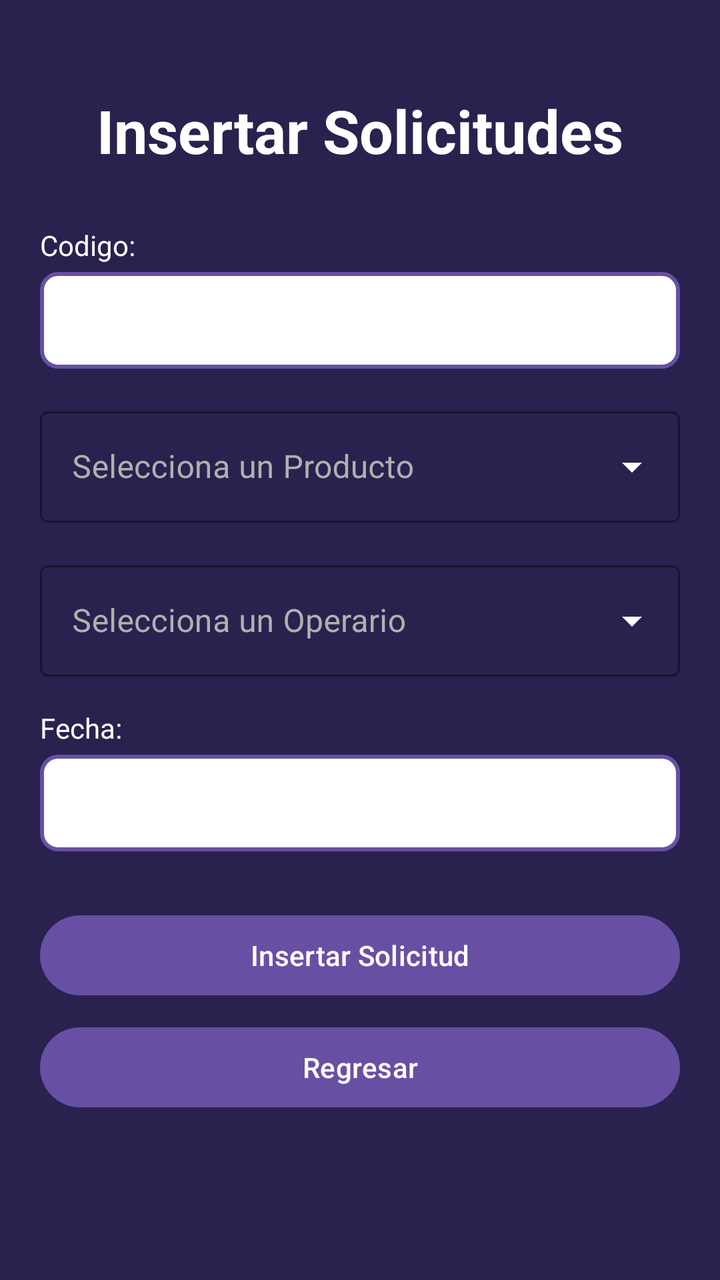
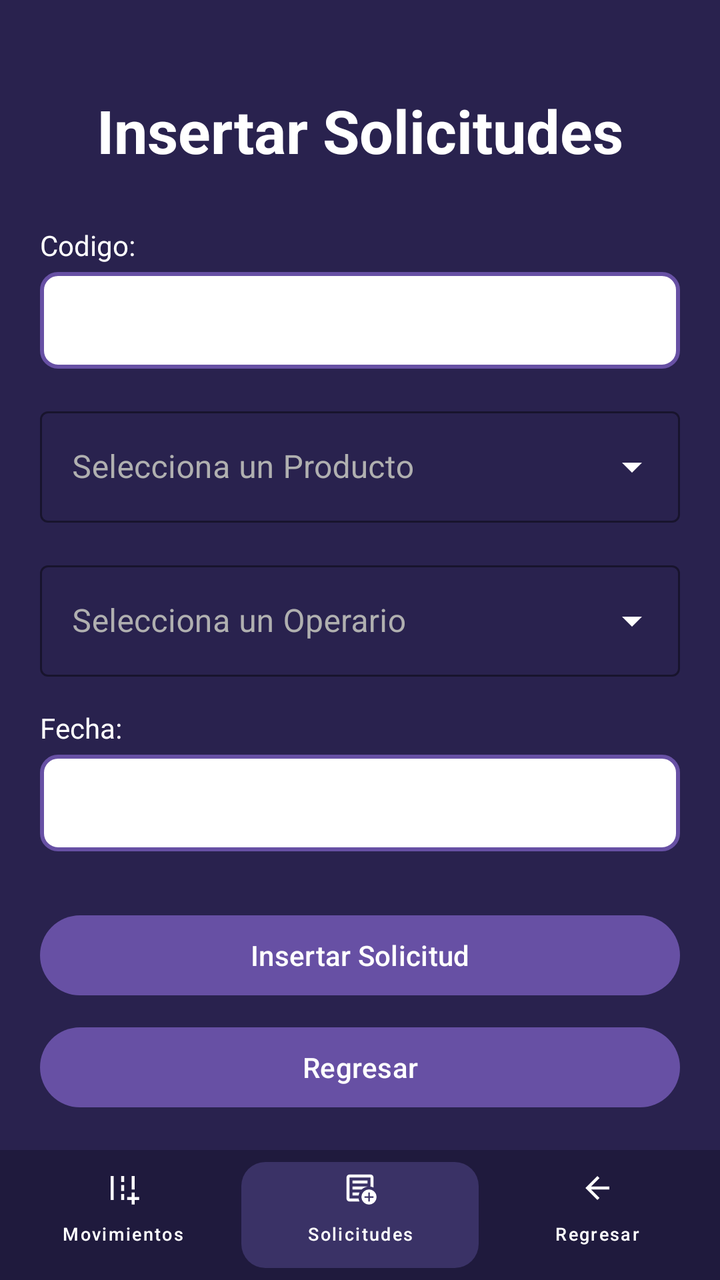

Two renders of the same Android screen: before a commit and after it. Below are the layout's source before the change and the commit's diff.
<!-- AndroidManifest.xml: application theme Theme.AlcamenProyectoFinal -->
<!-- res/layout/activity_frm_insertar_solicitudes.xml -->
<?xml version="1.0" encoding="utf-8"?>
<androidx.constraintlayout.widget.ConstraintLayout xmlns:android="http://schemas.android.com/apk/res/android"
    xmlns:app="http://schemas.android.com/apk/res-auto"
    xmlns:tools="http://schemas.android.com/tools"
    android:id="@+id/main"
    android:background="#29224E" android:layout_width="match_parent"
    android:layout_height="match_parent"
    tools:context=".Vista.frmInsertarSolicitudes">

    <TextView
        android:id="@+id/tvTituloInsertarSolicitudes"
        android:layout_width="wrap_content"
        android:layout_height="wrap_content"
        android:layout_marginTop="45dp"
        android:text="Insertar Solicitudes"
        android:textColor="#FFFFFF"
        android:textSize="30sp"
        android:textStyle="bold"
        app:layout_constraintEnd_toEndOf="parent"
        app:layout_constraintStart_toStartOf="parent"
        app:layout_constraintTop_toTopOf="parent" />

    <LinearLayout
        android:layout_width="320dp"
        android:layout_height="wrap_content"
        android:orientation="vertical"
        app:layout_constraintBottom_toBottomOf="parent"
        app:layout_constraintEnd_toEndOf="parent"
        app:layout_constraintStart_toStartOf="parent"
        app:layout_constraintTop_toBottomOf="@+id/tvTituloInsertarSolicitudes"
        app:layout_constraintVertical_bias="0.25">

        <TextView
            android:id="@+id/textView39"
            android:layout_width="match_parent"
            android:layout_height="wrap_content"
            android:text="Codigo:"
            android:textColor="#FFFFFF"
            android:textSize="14sp"
            android:layout_marginBottom="4dp" />

        <EditText
            android:id="@+id/txtCodigoSolicitud"
            android:layout_width="match_parent"
            android:layout_height="wrap_content"
            android:ems="10"
            android:inputType="text"
            android:background="@drawable/input_border" android:padding="12dp"
            android:textColor="#000000"
            android:layout_marginBottom="16dp" />

        <com.google.android.material.textfield.TextInputLayout
            android:id="@+id/txtCodigoProductosolicitud"
            style="@style/Widget.MaterialComponents.TextInputLayout.OutlinedBox.ExposedDropdownMenu"
            android:layout_width="match_parent"
            android:layout_height="wrap_content"
            android:layout_marginBottom="16dp"
            android:hint="Selecciona un Producto"
            app:hintTextColor="#FFFFFF"
            android:textColorHint="#B0B0B0"
            app:boxStrokeColor="#FFFFFF"
            app:endIconTint="#FFFFFF">

            <AutoCompleteTextView
                android:id="@+id/txtCodigoProductoSolicitud"
                android:layout_width="match_parent"
                android:layout_height="wrap_content"
                android:editable="false"
                android:inputType="none"
                android:textColor="#FFFFFF" />
        </com.google.android.material.textfield.TextInputLayout>

        <com.google.android.material.textfield.TextInputLayout
            android:id="@+id/txtCodigoOperariosolicitud"
            style="@style/Widget.MaterialComponents.TextInputLayout.OutlinedBox.ExposedDropdownMenu"
            android:layout_width="match_parent"
            android:layout_height="wrap_content"
            android:layout_marginBottom="16dp"
            android:hint="Selecciona un Operario"
            app:hintTextColor="#FFFFFF"
            android:textColorHint="#B0B0B0"
            app:boxStrokeColor="#FFFFFF"
            app:endIconTint="#FFFFFF">

            <AutoCompleteTextView
                android:id="@+id/txtCodigoOperarioSolicitud"
                android:layout_width="match_parent"
                android:layout_height="wrap_content"
                android:editable="false"
                android:inputType="none"
                android:textColor="#FFFFFF" />
        </com.google.android.material.textfield.TextInputLayout>

        <TextView
            android:id="@+id/textView44"
            android:layout_width="match_parent"
            android:layout_height="wrap_content"
            android:text="Fecha:"
            android:textColor="#FFFFFF"
            android:textSize="14sp"
            android:layout_marginBottom="4dp" />

        <EditText
            android:id="@+id/txtFecha"
            android:layout_width="match_parent"
            android:layout_height="wrap_content"
            android:ems="10"
            android:inputType="date"
            android:background="@drawable/input_border" android:padding="12dp"
            android:textColor="#000000"
            android:layout_marginBottom="28dp" />

        <Button
            android:id="@+id/button50"
            android:layout_width="match_parent"
            android:layout_height="wrap_content"
            android:onClick="btnInsertarSolicitud"
            android:text="Insertar Solicitud"
            android:layout_marginBottom="8dp" />

        <Button
            android:id="@+id/button51"
            android:layout_width="match_parent"
            android:layout_height="wrap_content"
            android:onClick="btnRegresar"
            android:text="Regresar" />
    </LinearLayout>

</androidx.constraintlayout.widget.ConstraintLayout>
<!-- resources referenced by this layout -->
<resources>
  <!-- drawable input_border (drawable) -->
  <?xml version="1.0" encoding="utf-8"?>
  <shape xmlns:android="http://schemas.android.com/apk/res/android"
      android:shape="rectangle">
  
      <solid android:color="#FFFFFF" />
  
      <stroke
          android:width="2dp"
          android:color="#6750A4" />
  
      <corners android:radius="8dp" />
  
  </shape>
  <style name="Theme.AlcamenProyectoFinal" parent="Base.Theme.AlcamenProyectoFinal" />
  <style name="Base.Theme.AlcamenProyectoFinal" parent="Theme.Material3.DayNight.NoActionBar">
          
          
      </style>
</resources>

<!-- the commit's change to res/layout/activity_frm_insertar_solicitudes.xml (unified diff, before → after) -->
@@ -126,4 +126,79 @@
             android:text="Regresar" />
     </LinearLayout>
 
+    <LinearLayout
+        android:id="@+id/footerOperarioAlmacen"
+        android:layout_width="match_parent"
+        android:layout_height="65dp"
+        android:layout_alignParentBottom="true"
+        android:background="#1F1A3D"
+        android:gravity="center_vertical"
+        android:orientation="horizontal"
+        android:paddingHorizontal="2dp"
+        app:layout_constraintBottom_toBottomOf="parent"
+        app:layout_constraintEnd_toEndOf="parent"
+        app:layout_constraintStart_toStartOf="parent">
+
+        
+        <com.google.android.material.button.MaterialButton
+            android:id="@+id/btnIngresoSalida"
+            style="@style/Widget.MaterialComponents.Button.TextButton"
+            android:layout_width="0dp"
+            android:layout_height="match_parent"
+            android:layout_weight="1"
+            android:paddingLeft="0dp"
+            android:paddingRight="0dp"
+            android:text="Movimientos"
+            android:textColor="@android:color/white"
+            android:textSize="9sp"
+            app:icon="@drawable/ic_swap_horiz"
+            app:iconGravity="top"
+            app:iconPadding="1dp"
+            app:iconSize="18dp"
+            app:iconTint="@android:color/white"
+            app:textAllCaps="false" />
+
+        
+        <com.google.android.material.button.MaterialButton
+            android:id="@+id/btnSolicitudes"
+            style="@style/Widget.MaterialComponents.Button.UnelevatedButton"
+            android:layout_width="0dp"
+            android:layout_height="65dp"
+            android:layout_marginVertical="6dp"
+            android:layout_weight="1"
+            android:paddingLeft="0dp"
+            android:paddingRight="0dp"
+            android:text="Solicitudes"
+            android:textColor="@android:color/white"
+            android:textSize="9sp"
+            app:backgroundTint="#3A3266"
+            app:cornerRadius="12dp"
+            app:icon="@drawable/ic_note_add"
+            app:iconGravity="top"
+            app:iconPadding="1dp"
+            app:iconSize="18dp"
+            app:iconTint="@android:color/white"
+            app:textAllCaps="false" />
+
+        
+        <com.google.android.material.button.MaterialButton
+            android:id="@+id/btnRegresar"
+            style="@style/Widget.MaterialComponents.Button.TextButton"
+            android:layout_width="0dp"
+            android:layout_height="match_parent"
+            android:layout_weight="1"
+            android:paddingLeft="0dp"
+            android:paddingRight="0dp"
+            android:text="Regresar"
+            android:textColor="@android:color/white"
+            android:textSize="9sp"
+            app:icon="@drawable/ic_arrow_back"
+            app:iconGravity="top"
+            app:iconPadding="1dp"
+            app:iconSize="18dp"
+            app:iconTint="@android:color/white"
+            app:textAllCaps="false" />
+
+    </LinearLayout>
+
 </androidx.constraintlayout.widget.ConstraintLayout>
<!-- resource entries referenced after the edit -->
@@ -1,5 +1,23 @@
 <!-- resources referenced by this layout -->
 <resources>
+  <!-- drawable ic_arrow_back (drawable) -->
+  <vector xmlns:android="http://schemas.android.com/apk/res/android" android:autoMirrored="true" android:height="24dp" android:tint="#000000" android:viewportHeight="960" android:viewportWidth="960" android:width="24dp">
+        
+      <path android:fillColor="@android:color/white" android:pathData="M313,520L537,744L480,800L160,480L480,160L537,216L313,440L800,440L800,520L313,520Z"/>
+      
+  </vector>
+  <!-- drawable ic_note_add (drawable) -->
+  <vector xmlns:android="http://schemas.android.com/apk/res/android" android:height="24dp" android:tint="#000000" android:viewportHeight="960" android:viewportWidth="960" android:width="24dp">
+        
+      <path android:fillColor="@android:color/white" android:pathData="M200,840Q167,840 143.5,816.5Q120,793 120,760L120,200Q120,167 143.5,143.5Q167,120 200,120L760,120Q793,120 816.5,143.5Q840,167 840,200L840,468Q821,459 801,452.5Q781,446 760,443L760,200Q760,200 760,200Q760,200 760,200L200,200Q200,200 200,200Q200,200 200,200L200,760Q200,760 200,760Q200,760 200,760L442,760Q445,782 451.5,802Q458,822 467,840L200,840ZM200,720Q200,731 200,740.5Q200,750 200,760L200,760Q200,760 200,760Q200,760 200,760L200,200Q200,200 200,200Q200,200 200,200L200,200Q200,200 200,200Q200,200 200,200L200,443Q200,441 200,440.5Q200,440 200,440Q200,440 200,522Q200,604 200,720ZM280,680L443,680Q446,659 452.5,639Q459,619 467,600L280,600L280,680ZM280,520L524,520Q556,490 595.5,470Q635,450 680,443L680,440L280,440L280,520ZM280,360L680,360L680,280L280,280L280,360ZM720,920Q637,920 578.5,861.5Q520,803 520,720Q520,637 578.5,578.5Q637,520 720,520Q803,520 861.5,578.5Q920,637 920,720Q920,803 861.5,861.5Q803,920 720,920ZM700,840L740,840L740,740L840,740L840,700L740,700L740,600L700,600L700,700L600,700L600,740L700,740L700,840Z"/>
+      
+  </vector>
+  <!-- drawable ic_swap_horiz (drawable) -->
+  <vector xmlns:android="http://schemas.android.com/apk/res/android" android:height="24dp" android:tint="#000000" android:viewportHeight="960" android:viewportWidth="960" android:width="24dp">
+        
+      <path android:fillColor="@android:color/white" android:pathData="M720,920L720,800L600,800L600,720L720,720L720,600L800,600L800,720L920,720L920,800L800,800L800,920L720,920ZM720,520L720,160L800,160L800,520L720,520ZM160,800L160,160L240,160L240,800L160,800ZM440,320L440,160L520,160L520,320L440,320ZM440,560L440,400L520,400L520,560L440,560ZM440,800L440,640L520,640L520,800L440,800Z"/>
+      
+  </vector>
   <!-- drawable input_border (drawable) -->
   <?xml version="1.0" encoding="utf-8"?>
   <shape xmlns:android="http://schemas.android.com/apk/res/android"
